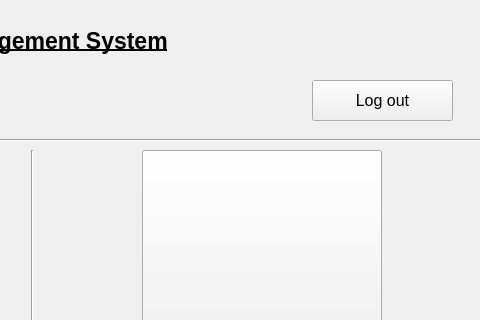
First picture: the form in Sqlite_DB/Patientsinfo.ui, repository AnishBharati/Qt-HMS, before the edit; both pictures show x 398 to 878 and y 0 to 320 of the 878 by 479 pixel window.
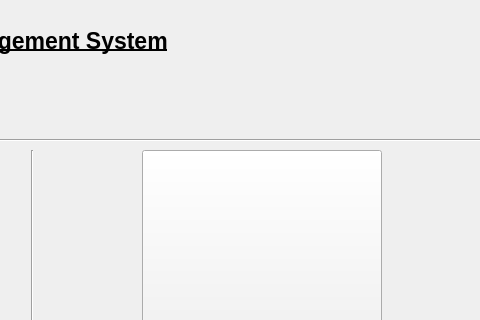
Second picture: the form after the edit. Icons and pictures are not drawn.

The edit to the form file:
```diff
--- a/Sqlite_DB/Patientsinfo.ui
+++ b/Sqlite_DB/Patientsinfo.ui
@@ -183,24 +183,6 @@
     <string>Emergency Alert</string>
    </property>
   </widget>
-  <widget class="QPushButton" name="pushButton_2">
-   <property name="geometry">
-    <rect>
-     <x>710</x>
-     <y>80</y>
-     <width>141</width>
-     <height>41</height>
-    </rect>
-   </property>
-   <property name="font">
-    <font>
-     <pointsize>12</pointsize>
-    </font>
-   </property>
-   <property name="text">
-    <string>Log out</string>
-   </property>
-  </widget>
   <widget class="Line" name="line_2">
    <property name="geometry">
     <rect>
```
